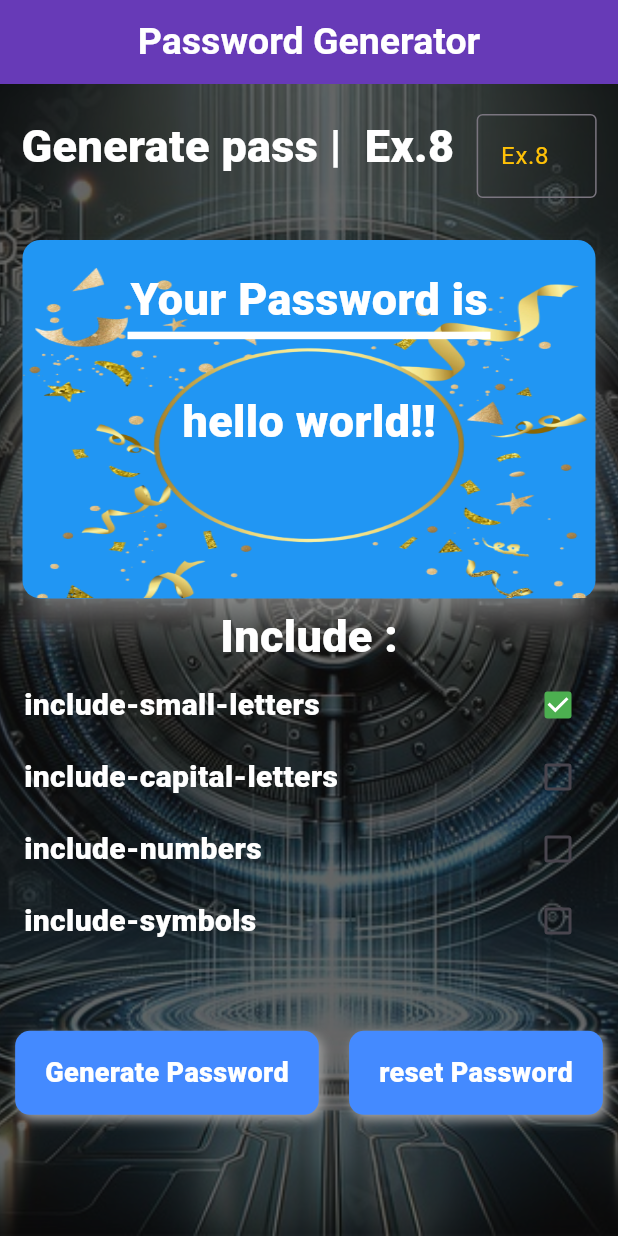
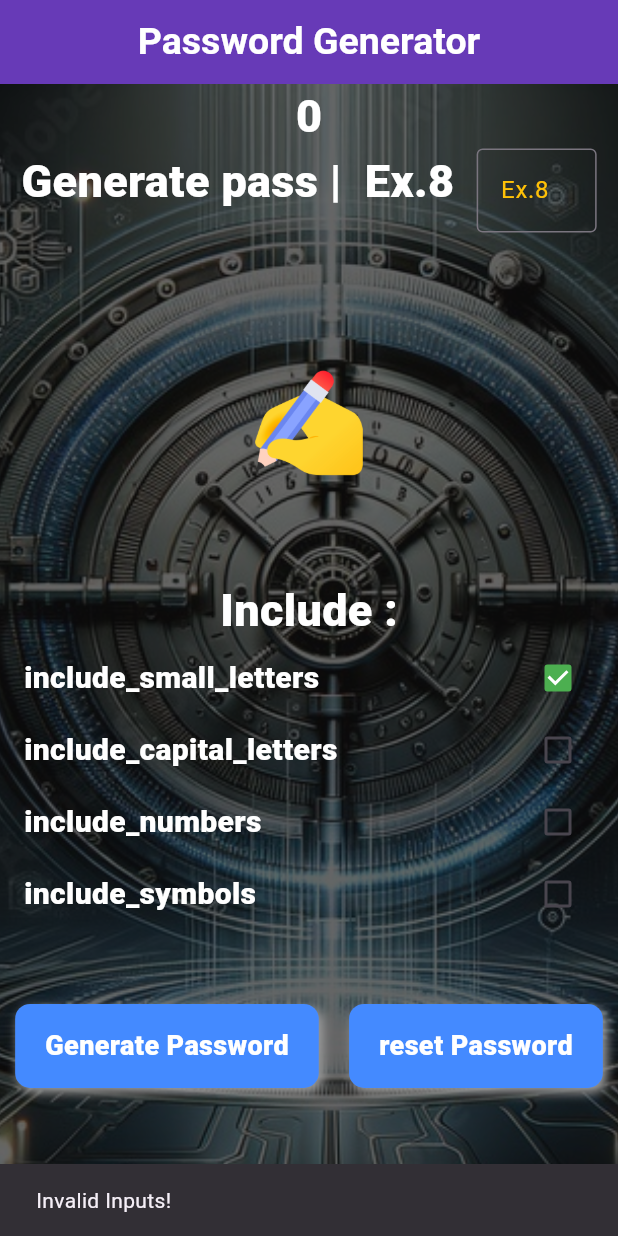
Before and after one commit to GaneshTamang/password_generator_app_flutter, a Flutter app: the screen it shows after launch, after a tap on "Generate Password", on a phone screen of 412 x 824 dp. Run offline on Flutter 3.47's test engine with Material 3 defaults, Android fonts, the phone set to English and light mode, and no system bars.

Commit message:
done pass generation modules and validation

```diff
--- a/lib/custom_widgets/check_box_list_for_setting.dart
+++ b/lib/custom_widgets/check_box_list_for_setting.dart
@@ -24,7 +24,7 @@ class CheckBoxListForSetting extends StatelessWidget {
           ),
           Column(
             children: context
-                .watch<FormLiteralsValues>()
+                .watch<FormLiteralsValuesProvider>()
                 .getPasswordOptions
                 .entries
                 .map(
@@ -44,7 +44,7 @@ class CheckBoxListForSetting extends StatelessWidget {
                         value: mapEntry.value,
                         onChanged: (changedValue) {
                           context
-                              .read<FormLiteralsValues>()
+                              .read<FormLiteralsValuesProvider>()
                               .changePasswordSetting(
                                   mapEntry.key, changedValue!);
                         },
--- a/lib/custom_widgets/themed_card_for_pass.dart
+++ b/lib/custom_widgets/themed_card_for_pass.dart
@@ -1,5 +1,8 @@
 import 'package:flutter/material.dart';
 import 'package:password_generator_app/c_constants.dart';
+import 'package:password_generator_app/providers/form_literals_value.dart';
+
+import 'package:provider/provider.dart';
 
 class ThemedCardForPass extends StatelessWidget {
   const ThemedCardForPass({super.key});
@@ -48,7 +51,9 @@ class ThemedCardForPass extends StatelessWidget {
                   height: MediaQuery.of(context).size.height / 1000 * 40,
                 ),
                 Text(
-                  'hello world!!',
+                  context
+                      .watch<FormLiteralsValuesProvider>()
+                      .getpasswordStatus["generated_password"] as String,
                   style: cHeadingTextStyle,
                   // textAlign: TextAlign.center,
                 ),
--- a/lib/custom_widgets/themed_pass_generator_app_body.dart
+++ b/lib/custom_widgets/themed_pass_generator_app_body.dart
@@ -1,9 +1,11 @@
+// ignore_for_file: avoid_print
+
 import 'package:flutter/material.dart';
 import 'package:password_generator_app/custom_widgets/check_box_list_for_setting.dart';
 import 'package:password_generator_app/custom_widgets/themed_button.dart';
 import 'package:password_generator_app/custom_widgets/themed_card_for_pass.dart';
-// import 'package:password_generator_app/screens/second_page.dart';
 import 'package:password_generator_app/c_constants.dart';
+import 'package:password_generator_app/modules/passowd_gen_module.dart';
 import 'package:password_generator_app/providers/form_literals_value.dart';
 import 'package:provider/provider.dart';
 
@@ -12,19 +14,25 @@ class ThemedPassGeneratorAppBody extends StatelessWidget {
 
   @override
   Widget build(BuildContext context) {
-    bool value = true;
+    Map<String, Object> provideWatchValues =
+        context.watch<FormLiteralsValuesProvider>().getpasswordStatus;
+
     return GestureDetector(
       onTap: () {
         FocusScope.of(context).unfocus(); // Dismiss keyboard
       },
       child: Stack(
         children: [
-          BackGroundImage(), //stack image background
+          BackGroundImage(), //stack image background with color blending dark for nice view
           SingleChildScrollView(
             child: Column(
               mainAxisAlignment: MainAxisAlignment.spaceBetween,
               children: [
-                SizedBox(height: 20),
+                Text(
+                  context.watch<FormLiteralsValuesProvider>().getPasswordLength,
+                  style: cHeadingTextStyle,
+                ),
+                // SizedBox(height: 20),
                 Row(
                   mainAxisAlignment: MainAxisAlignment.center,
                   crossAxisAlignment: CrossAxisAlignment.start,
@@ -37,15 +45,14 @@ class ThemedPassGeneratorAppBody extends StatelessWidget {
                     SizedBox(
                       width: 15,
                     ),
+                    //! text field
                     SizedBox(
                       width: 80,
                       height: 80,
                       child: TextField(
                         onChanged: (typedvalue) {
-                          debugPrint('typed value:$typedvalue');
-                          context
-                              .read<FormLiteralsValues>()
-                              .changeValue(typedvalue);
+                          print('typed value:$typedvalue');
+                          checkAndValidatePasswordLength(typedvalue, context);
                         },
                         decoration: cTextFieldDecoration,
                         style: TextStyle(color: Colors.white),
@@ -53,19 +60,32 @@ class ThemedPassGeneratorAppBody extends StatelessWidget {
                     )
                   ], //row children
                 ),
-                // Text(
-                //   '${context.watch<FormLiteralsValues>().getPasswordLength}', //action type watch data for change
-                //   style: cHeadingTextStyle.copyWith(
-                //     color: Colors.purple,
-                //     fontSize: 100,
-                //   ),
-                // ),
-
-                value
+                context
+                            .watch<FormLiteralsValuesProvider>()
+                            .getpasswordStatus['password_error'] as String ==
+                        ""
+                    ? SizedBox(
+                        width: MediaQuery.of(context).size.height / 1000 * 30,
+                      )
+                    : Padding(
+                        padding: const EdgeInsets.symmetric(horizontal: 8),
+                        child: Text(
+                          context
+                              .watch<FormLiteralsValuesProvider>()
+                              .getpasswordStatus['password_error'] as String,
+                          textAlign: TextAlign.center,
+                          style: TextStyle(
+                            color: Colors.red,
+                            fontWeight: FontWeight.bold,
+                            fontSize: 20,
+                          ),
+                        ),
+                      ),
+                (provideWatchValues["is_password_generated"] as bool)
                     ? ThemedCardForPass()
                     : SizedBox(
-                        height: MediaQuery.of(context).size.height / 1000 * 300,
-                        width: MediaQuery.of(context).size.width - 30,
+                        height: MediaQuery.of(context).size.height / 1000 * 250,
+                        width: MediaQuery.of(context).size.width / 4,
                         child: Image.asset('images/write.png'),
                       ),
                 CheckBoxListForSetting(),
@@ -73,9 +93,18 @@ class ThemedPassGeneratorAppBody extends StatelessWidget {
                   mainAxisAlignment: MainAxisAlignment.spaceAround,
                   children: [
                     ThemedButoon(
-                        buttonName: 'Generate Password', buttonFunction: () {}),
+                      buttonName: 'Generate Password',
+                      buttonFunction: () {
+                        checkAndCreatePassWord(context);
+                      },
+                    ),
                     ThemedButoon(
-                        buttonName: 'reset Password', buttonFunction: () {}),
+                        buttonName: 'reset Password',
+                        buttonFunction: () {
+                          context
+                              .read<FormLiteralsValuesProvider>()
+                              .resetPassword();
+                        }),
                   ],
                 )
               ], //column children for main body
--- a/lib/main.dart
+++ b/lib/main.dart
@@ -1,8 +1,6 @@
 import 'package:flutter/material.dart';
 import 'package:password_generator_app/providers/form_literals_value.dart';
-import 'package:password_generator_app/screens/login_page.dart';
 import 'package:password_generator_app/screens/password_generator_page.dart';
-
 import 'package:provider/provider.dart';
 
 void main() {
@@ -11,7 +9,7 @@ void main() {
     MultiProvider(
       providers: [
         ChangeNotifierProvider(
-          create: (context) => FormLiteralsValues(),
+          create: (context) => FormLiteralsValuesProvider(),
         ),
       ],
       child: MyApp(),
--- a/lib/modules/passowd_gen_module.dart
+++ b/lib/modules/passowd_gen_module.dart
@@ -2,20 +2,19 @@
 
 import 'dart:math';
 
-class PasswordGenerator {
-  final bool includeNumbers;
-  final bool includeCapitals;
-  final bool includeSymbols;
-  final int length;
+import 'package:flutter/material.dart';
+import 'package:password_generator_app/providers/form_literals_value.dart';
+import 'package:provider/provider.dart';
+// !generators
 
-  PasswordGenerator({
-    required this.includeNumbers,
-    required this.includeCapitals,
-    required this.includeSymbols,
-    required this.length,
-  });
-
-  String generatePassword() {
+String generatePassword(
+  final bool includeSmallLetters,
+  final bool includeCapitals,
+  final bool includeNumbers,
+  final bool includeSymbols,
+  final String passwordLength,
+) {
+  final integerValueLength = int.parse(passwordLength);
   const String lowerCaseLetters = 'abcdefghijklmnopqrstuvwxyz';
   const String upperCaseLetters = 'ABCDEFGHIJKLMNOPQRSTUVWXYZ';
   const String numbers = '0123456789';
@@ -33,33 +32,88 @@ class PasswordGenerator {
     charPool += symbols;
   }
 
-    if (charPool.isEmpty || length <= 0) {
-      throw ArgumentError('Invalid password options or length');
+  // if (charPool.isEmpty || passwordLength <= 0) {
+  //   throw ArgumentError('Invalid password options or length');
+  // }
+
+  //*  instance created
+  final Random random = Random();
+// make array list join
+  String generatePass = List.generate(integerValueLength,
+      (index) => charPool[random.nextInt(charPool.length)]).join();
+  return generatePass;
 }
 
-    final random = Random();
+// !checkers
 
-    return List.generate(
-        length, (index) => charPool[random.nextInt(charPool.length)]).join();
+String? passwordLengthValidation(String inputLength) {
+  int? changedInputInInt = int.tryParse(inputLength);
+
+  if (inputLength.isEmpty) {
+    return 'Empty?';
+  }
+  if (!RegExp(r'^\d+$').hasMatch(inputLength)) {
+    return 'Invalid: Not a Number,please enter integer number';
   }
 
-  gnp(int length) {
-    length = 8;
-    String password = "";
-    String name = "Ganesh";
-    for (int i = 0; i < length; i++) {
-      print('===startgen==');
-      var random = Random();
-
-      String generated = name[random.nextInt(name.length - 1)];
-      print(generated);
-      password += generated;
-      print('==current==');
-      print('passwordgen=$password\n\n');
+  if (changedInputInInt == null) {
+    return 'null ';
+  } else {
+    if (changedInputInInt < 0) {
+      return 'less than 0';
+    }
+    if (changedInputInInt < 8) {
+      return 'less than 8 must be atleast 8 character length';
+    }
+    if (changedInputInInt > 16) {
+      return 'must not be greater than 16 length characters';
+    }
+  }
+  return null;
 }
 
-    print("====generating random ====");
+checkAndValidatePasswordLength(String passwordLength, BuildContext context) {
+  String? errorcheck = passwordLengthValidation(passwordLength);
 
-    print(password);
+  final provider =
+      Provider.of<FormLiteralsValuesProvider>(context, listen: false);
+
+  if (errorcheck == null) {
+    provider.changePasswordStatus(true, '', passwordLength);
+  } else if (errorcheck == "Empty?") {
+    provider.changePasswordStatus(false, '', '0');
+  } else {
+    provider.changePasswordStatus(false, errorcheck, passwordLength);
   }
 }
+
+checkAndCreatePassWord(BuildContext context) {
+  final providerWatch =
+      Provider.of<FormLiteralsValuesProvider>(context, listen: false);
+  bool isPasswordStatusValid =
+      providerWatch.getpasswordStatus['is_status_valid'] as bool;
+  bool isPasswordGenerated =
+      providerWatch.getpasswordStatus['is_password_generated'] as bool;
+  Map<String, dynamic> passwordOptions = providerWatch.getPasswordOptions;
+
+  if (!isPasswordGenerated) {
+    if (isPasswordStatusValid) {
+      String generatePass = generatePassword(
+        passwordOptions['include_small_letters'],
+        passwordOptions['include_capital_letters'],
+        passwordOptions['include_symbols'],
+        passwordOptions['include_numbers'],
+        providerWatch.getPasswordLength,
+      );
+      providerWatch.setPassword(generatePass, true);
+    } else {
+      ScaffoldMessenger.of(context).showSnackBar(
+        SnackBar(content: Text('Invalid Inputs!')),
+      );
+    }
+  } else {
+    ScaffoldMessenger.of(context).showSnackBar(
+      SnackBar(content: Text('Password already generated!')),
+    );
+  }
+}
--- a/lib/providers/form_literals_value.dart
+++ b/lib/providers/form_literals_value.dart
@@ -5,30 +5,39 @@ import 'package:flutter/material.dart';
 //public   type def
 typedef PasswordSettingOptions = Map<String, bool>;
 
-class FormLiteralsValues with ChangeNotifier {
-  int _passwordLength = 0;
+class FormLiteralsValuesProvider with ChangeNotifier {
+  String _passwordLength = '0';
 
   final PasswordSettingOptions _passwordSetting = {
-    "include-small-letters": true,
-    "include-capital-letters": false,
-    "include-numbers": false,
-    "include-symbols": false,
+    "include_small_letters": true,
+    "include_capital_letters": false,
+    "include_numbers": false,
+    "include_symbols": false,
+  };
+  final Map<String, Object> _passwordStatus = {
+    "generated_password": "",
+    "is_password_generated": false,
+    "is_status_valid": false,
+    "password_error": "",
   };
 
-//! getters
-  int get getPasswordLength => _passwordLength;
-
+// ! getters
+  String get getPasswordLength => _passwordLength;
+  Map<String, Object> get getpasswordStatus => _passwordStatus;
   PasswordSettingOptions get getPasswordOptions => _passwordSetting;
 
 // ! setters
-  void changeValue(String changeValue) {
-    try {
-      _passwordLength = int.parse(changeValue);
-    } catch (e) {
-      _passwordLength = 0; // Set a default value or handle the error gracefully
-    }
-    notifyListeners(); //notify and re render
-  }
+  // void changeValue(String changeValue) {
+  //   try {
+  //     _passwordLength = int.parse(changeValue);
+
+  //     _passwordStatus["password_error"] = "";
+  //   } catch (e) {
+  //     _passwordLength = 0; // Set a default value or handle the error gracefully
+  //     _passwordStatus["password_error"] = "invalid value";
+  //   }
+  //   notifyListeners(); //notify and re render
+  // }
 
   void changePasswordSetting(String passwordOptionsKey, bool keyValue) {
     //! check if contains key
@@ -39,4 +48,41 @@ class FormLiteralsValues with ChangeNotifier {
       notifyListeners(); // Notify once after update
     }
   }
+
+  // ! setters
+  changePasswordStatus(
+    bool isStatusValid,
+    String passwordErrors,
+    String passwordLength,
+  ) {
+    _passwordStatus["is_status_valid"] = isStatusValid;
+    _passwordStatus["password_error"] = passwordErrors;
+    _passwordLength = passwordLength;
+    notifyListeners();
+  }
+
+  setPassword(
+    String generatedPassword,
+    bool isPasswordGenerated,
+  ) {
+    _passwordStatus["generated_password"] = generatedPassword;
+    _passwordStatus["is_password_generated"] = isPasswordGenerated;
+    notifyListeners();
+  }
+
+  resetPassword() {
+    //status
+    _passwordStatus["generated_password"] = "resetted pass";
+    _passwordStatus["is_password_generated"] = false;
+    _passwordStatus["is_status_valid"] = false;
+    _passwordStatus["password_error"] = 'no errors after reset';
+    //options
+    _passwordSetting["include_small_letters"] = true;
+    _passwordSetting["include_capital_letters"] = false;
+    _passwordSetting["include_numbers"] = false;
+    _passwordSetting["include_symbols"] = false;
+    //passlength
+    _passwordLength = "0";
+    notifyListeners();
+  }
 }
--- a/lib/screens/login_page.dart
+++ b/lib/screens/login_page.dart
@@ -4,7 +4,7 @@ import 'package:flutter/material.dart';
 import 'package:password_generator_app/custom_widgets/themed_text_from_field.dart';
 import 'package:password_generator_app/custom_widgets/themed_button.dart';
 import 'package:password_generator_app/screens/password_generator_page.dart';
-import 'package:password_generator_app/modules/validator_reg_ex.dart';
+import 'package:password_generator_app/modules/form_validator_reg_ex.dart';
 
 class LoginPage extends StatelessWidget {
   final emailController = TextEditingController();
```
Also changed, not shown: lib/modules/form_validator_reg_ex.dart (renamed from lib/modules/validator_reg_ex.dart, +0 -21 lines), lib/providers/password_status_provider.dart (deleted, +0 -11 lines). Lines whose indentation alone changed are shown as unchanged.
